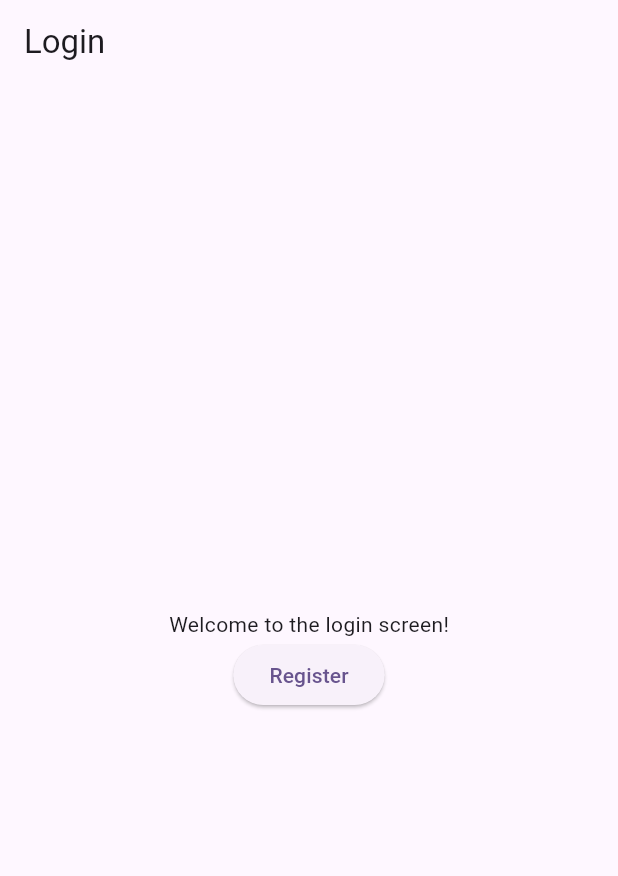
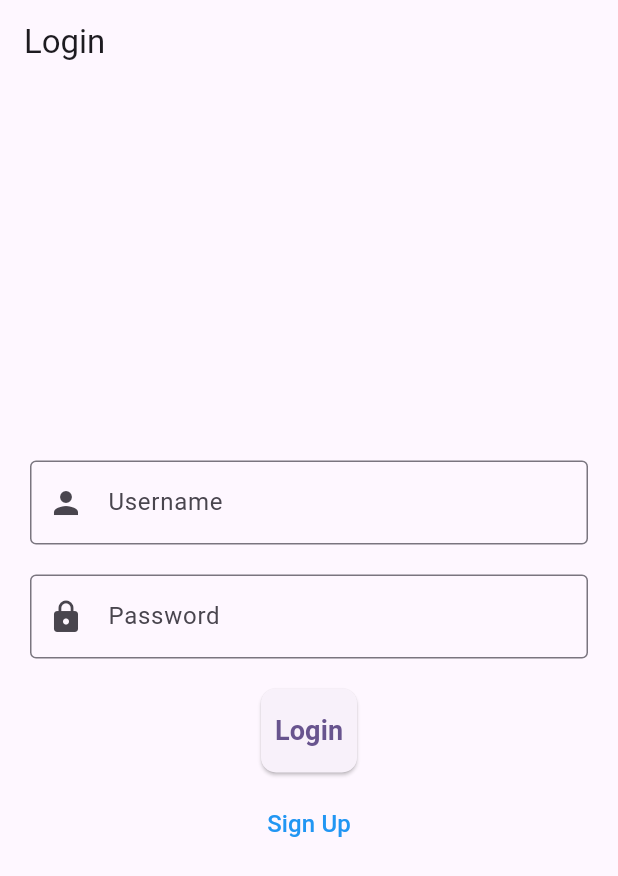
Before and after one commit to sandroaf/FlutterSQLlite, a Flutter app: the screen it shows after launch, on a phone screen of 412 x 824 dp. Shown: the top 876 px of the screen. Run offline on Flutter 3.47's test engine with Material 3 defaults, Android fonts, the phone set to English and light mode, and no system bars; our stand-ins replace sqflite; accounts and stored records are empty.

Commit message:
home screen + login screen + signup screen

```diff
--- a/lib/main.dart
+++ b/lib/main.dart
@@ -1,12 +1,14 @@
 import 'package:flutter/material.dart';
+import 'package:fluttersqllite/screens/home_screen.dart';
 import 'package:fluttersqllite/screens/login_screen.dart';
+import 'package:fluttersqllite/screens/signup_page.dart';
 
 void main() {
   runApp(const MyApp());
 }
 
 class MyApp extends StatelessWidget {
-  const MyApp({super.key});
+  const MyApp({Key? key}) : super(key: key);
 
   @override
   Widget build(BuildContext context) {
@@ -16,7 +18,12 @@ class MyApp extends StatelessWidget {
         colorScheme: ColorScheme.fromSeed(seedColor: Colors.deepPurple),
         useMaterial3: true,
       ),
-      home: const LoginPage(),
+      initialRoute: '/',
+      routes: {
+        '/': (context) => const LoginPage(),
+        '/signup': (context) => const SignupPage(),
+        '/home': (context) => const HomeScreen(),
+      },
     );
   }
 }
--- a/lib/screens/login_screen.dart
+++ b/lib/screens/login_screen.dart
@@ -1,25 +1,99 @@
 import 'package:flutter/material.dart';
+import 'package:fluttersqllite/db/db_helper.dart';
 
 class LoginPage extends StatelessWidget {
-  const LoginPage({super.key});
+  const LoginPage({Key? key}) : super(key: key);
 
   @override
   Widget build(BuildContext context) {
-    // modern login screen
+    final TextEditingController usernameController = TextEditingController();
+    final TextEditingController passwordController = TextEditingController();
+
+    final dbHelper = DatabaseHelper();
+
     return Scaffold(
       appBar: AppBar(
         title: const Text('Login'),
       ),
-      body: Center(
+      body: Padding(
+        padding: const EdgeInsets.all(20.0),
         child: Column(
           mainAxisAlignment: MainAxisAlignment.center,
           children: <Widget>[
-            const Text('Welcome to the login screen!'),
+            TextFormField(
+              controller: usernameController,
+              decoration: InputDecoration(
+                labelText: 'Username',
+                prefixIcon: Icon(Icons.person),
+                border: OutlineInputBorder(),
+              ),
+            ),
+            SizedBox(height: 20.0),
+            TextFormField(
+              controller: passwordController,
+              obscureText: true,
+              decoration: InputDecoration(
+                labelText: 'Password',
+                prefixIcon: Icon(Icons.lock),
+                border: OutlineInputBorder(),
+              ),
+            ),
+            SizedBox(height: 20.0),
             ElevatedButton(
+              onPressed: () async {
+                List<Map<String, dynamic>> users =
+                    await dbHelper.getUsers(); // Fetch all users
+                String username = usernameController.text;
+                String password = passwordController.text;
+                bool isUserExists = users.any((user) =>
+                    user['username'] == username &&
+                    user['password'] == password);
+                if (isUserExists) {
+                  Navigator.pushNamed(context, '/home');
+                } else {
+                  // Show error message
+                  showDialog(
+                    context: context,
+                    builder: (BuildContext context) {
+                      return AlertDialog(
+                        title: Text('Error'),
+                        content: Text('Invalid username or password'),
+                        actions: <Widget>[
+                          TextButton(
+                            onPressed: () {
+                              Navigator.of(context).pop();
+                            },
+                            child: Text('OK'),
+                          ),
+                        ],
+                      );
+                    },
+                  );
+                }
+              },
+              style: ElevatedButton.styleFrom(
+                padding: const EdgeInsets.symmetric(vertical: 15.0),
+                shape: RoundedRectangleBorder(
+                  borderRadius: BorderRadius.circular(10.0),
+                ),
+              ),
+              child: Text(
+                'Login',
+                style: TextStyle(
+                  fontSize: 18.0,
+                  fontWeight: FontWeight.bold,
+                ),
+              ),
+            ),
+            SizedBox(height: 10.0),
+            TextButton(
               onPressed: () {
-                // Add navigation to the registration screen
+                Navigator.pushNamed(context, '/signup');
               },
-              child: const Text('Register'),
+              child: Text(
+                'Sign Up',
+                style: TextStyle(fontSize: 16.0, color: Colors.blue),
+              ),
             ),
           ],
         ),
```
Also changed, not shown: lib/screens/home_screen.dart (added, +67 -0 lines), lib/screens/signup_page.dart (added, +104 -0 lines).
